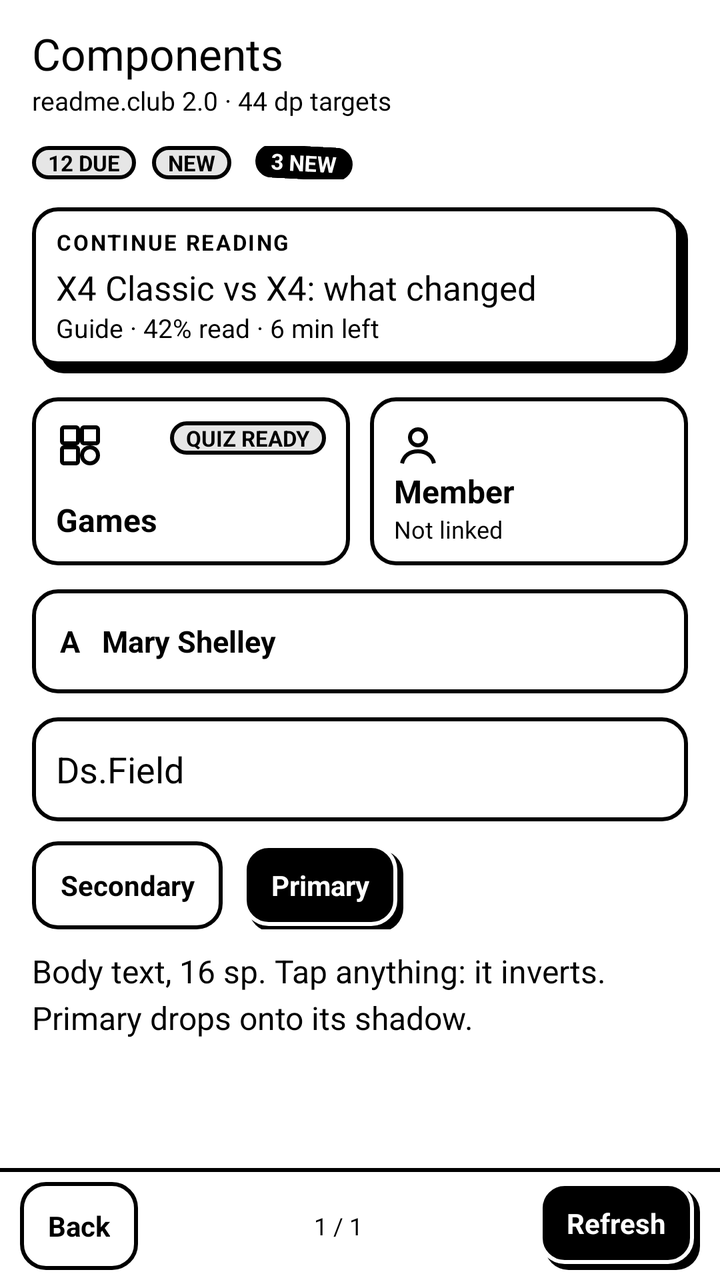
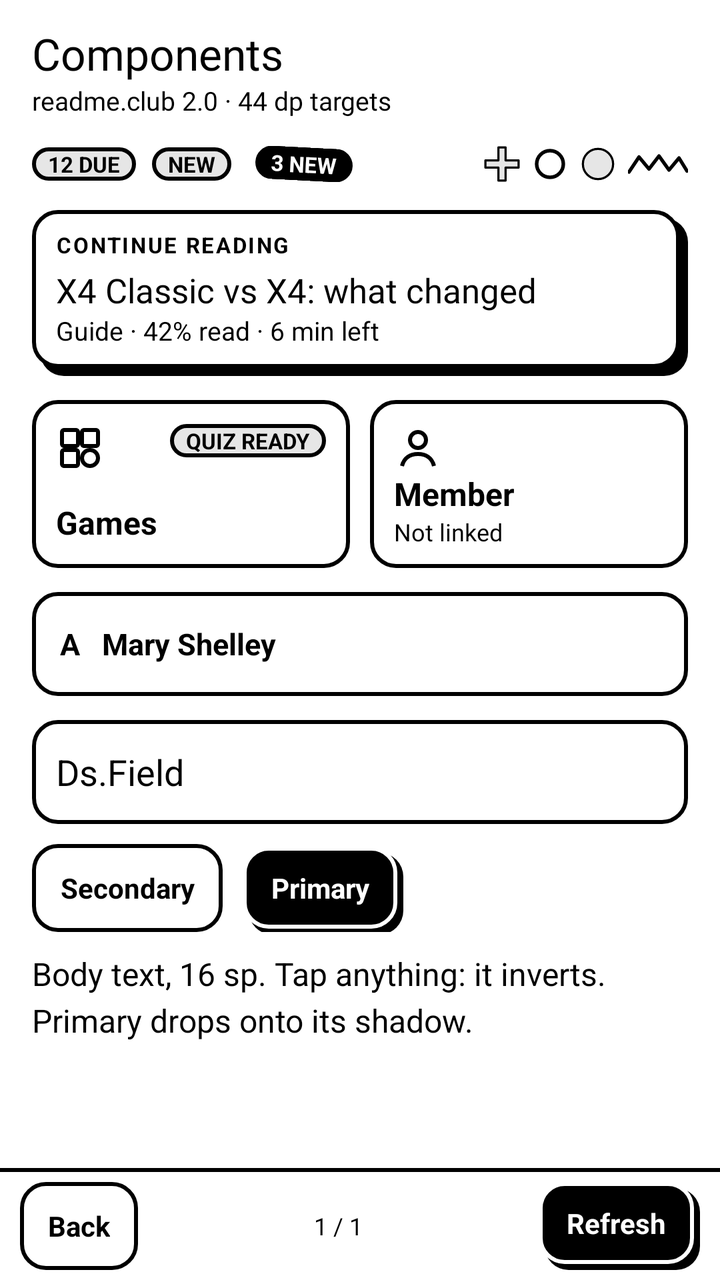

An Android layout rendered at two revisions. The XML below is the earlier revision; the diff shows what the commit changed to produce the second picture.
<!-- AndroidManifest.xml: application theme AppTheme -->
<!-- res/layout/ds_components.xml -->
<?xml version="1.0" encoding="utf-8"?>
<FrameLayout xmlns:android="http://schemas.android.com/apk/res/android"
    android:layout_width="match_parent"
    android:layout_height="match_parent"
    android:background="@color/ds_paper">

    <LinearLayout
        android:layout_width="match_parent"
        android:layout_height="match_parent"
        android:orientation="vertical">

        <LinearLayout
            android:layout_width="match_parent"
            android:layout_height="0dp"
            android:layout_weight="1"
            android:orientation="vertical"
            android:paddingLeft="@dimen/ds_gutter"
            android:paddingTop="12dp"
            android:paddingRight="@dimen/ds_gutter">

            <TextView style="@style/Ds.Title" android:text="Components" />

            <TextView style="@style/Ds.Mono" android:text="readme.club 2.0 · 44 dp targets" />

            <LinearLayout
                android:layout_width="match_parent"
                android:layout_height="wrap_content"
                android:layout_marginTop="14dp"
                android:gravity="center_vertical"
                android:orientation="horizontal">

                <TextView style="@style/Ds.Pill" android:text="12 due" />

                <TextView style="@style/Ds.Pill" android:layout_marginLeft="8dp" android:text="New" />

                <TextView style="@style/Ds.Sticker" android:layout_marginLeft="12dp" android:text="3 new" />
            </LinearLayout>

            <LinearLayout
                style="@style/Ds.Card"
                android:layout_width="match_parent"
                android:layout_height="wrap_content"
                android:layout_marginTop="14dp"
                android:clickable="true"
                android:focusable="true"
                android:orientation="vertical">

                <TextView style="@style/Ds.Label" android:text="Continue reading" />

                <TextView style="@style/Ds.Title" android:layout_marginTop="4dp" android:textSize="17sp"
                    android:text="X4 Classic vs X4: what changed" />

                <TextView style="@style/Ds.Text" android:textSize="13sp" android:text="Guide · 42% read · 6 min left" />
            </LinearLayout>

            <LinearLayout
                android:layout_width="match_parent"
                android:layout_height="wrap_content"
                android:layout_marginTop="12dp"
                android:orientation="horizontal">

                <LinearLayout
                    style="@style/Ds.Tile"
                    android:layout_width="0dp"
                    android:layout_height="84dp"
                    android:layout_weight="1"
                    android:orientation="vertical">

                    <LinearLayout
                        android:layout_width="match_parent"
                        android:layout_height="wrap_content"
                        android:orientation="horizontal">

                        <ImageView android:layout_width="24dp" android:layout_height="24dp" android:duplicateParentState="true"
                            android:importantForAccessibility="no" android:src="@drawable/ds_icon_games" android:tint="@color/ds_on_button" />

                        <View android:layout_width="0dp" android:layout_height="0dp" android:layout_weight="1" />

                        <TextView style="@style/Ds.Pill" android:text="Quiz ready" />
                    </LinearLayout>

                    <View android:layout_width="0dp" android:layout_height="0dp" android:layout_weight="1" />

                    <TextView style="@style/Ds.Text" android:textStyle="bold" android:duplicateParentState="true"
                        android:textColor="@color/ds_on_button" android:text="Games" />
                </LinearLayout>

                <LinearLayout
                    style="@style/Ds.Tile"
                    android:layout_width="0dp"
                    android:layout_height="84dp"
                    android:layout_marginLeft="10dp"
                    android:layout_weight="1"
                    android:orientation="vertical">

                    <ImageView android:layout_width="24dp" android:layout_height="24dp" android:duplicateParentState="true"
                        android:importantForAccessibility="no" android:src="@drawable/ds_icon_member" android:tint="@color/ds_on_button" />

                    <View android:layout_width="0dp" android:layout_height="0dp" android:layout_weight="1" />

                    <TextView style="@style/Ds.Text" android:textStyle="bold" android:duplicateParentState="true"
                        android:textColor="@color/ds_on_button" android:text="Member" />

                    <TextView style="@style/Ds.Mono" android:duplicateParentState="true" android:textSize="12sp"
                        android:textColor="@color/ds_on_button" android:text="Not linked" />
                </LinearLayout>
            </LinearLayout>

            <TextView style="@style/Ds.Choice" android:layout_marginTop="12dp" android:text="A   Mary Shelley" />

            <EditText style="@style/Ds.Field" android:layout_marginTop="12dp" android:hint="Ds.Field" android:inputType="text" />

            <LinearLayout
                android:layout_width="match_parent"
                android:layout_height="wrap_content"
                android:layout_marginTop="10dp"
                android:orientation="horizontal">

                <TextView style="@style/Ds.Button" android:text="Secondary" />

                <TextView style="@style/Ds.Button.Primary" android:layout_marginLeft="10dp" android:text="Primary" />
            </LinearLayout>

            <TextView style="@style/Ds.Text" android:layout_marginTop="10dp"
                android:text="Body text, 16 sp. Tap anything: it inverts. Primary drops onto its shadow." />
        </LinearLayout>

        <LinearLayout style="@style/Ds.Bar">

            <TextView android:id="@+id/back" style="@style/Ds.Button" android:text="@string/back" />

            <TextView style="@style/Ds.BarStatus" android:text="1 / 1" />

            <TextView android:id="@+id/refresh" style="@style/Ds.Button.Primary" android:text="Refresh" />
        </LinearLayout>
    </LinearLayout>

    <View
        android:id="@+id/flash"
        android:layout_width="match_parent"
        android:layout_height="match_parent"
        android:visibility="gone" />
</FrameLayout>
<!-- resources referenced by this layout -->
<resources>
  <color name="ds_paper">#FFFFFF</color>
  <dimen name="ds_gutter">16dp</dimen>
  <string name="back">Back</string>
  <style name="Ds.BarStatus" parent="Ds.Mono">
          <item name="android:layout_width">0dp</item>
          <item name="android:layout_weight">1</item>
          <item name="android:gravity">center</item>
          <item name="android:textSize">12sp</item>
      </style>
  <style name="Ds.Button.Primary">
          
          <item name="android:paddingRight">17dp</item>
          <item name="android:paddingBottom">3dp</item>
          <item name="android:textColor">@color/ds_paper</item>
          <item name="android:background">@drawable/ds_button_primary</item>
      </style>
  <style name="Ds.Choice" parent="Ds.Button">
          <item name="android:layout_width">match_parent</item>
          <item name="android:layout_height">@dimen/ds_choice</item>
          <item name="android:gravity">center_vertical</item>
          <item name="android:textSize">15sp</item>
      </style>
  <style name="Ds.Sticker" parent="Ds.Pill">
          <item name="android:background">@drawable/ds_sticker</item>
          <item name="android:textColor">@color/ds_paper</item>
          <item name="android:rotation">3</item>
      </style>
  <style name="Ds.Tile">
          <item name="android:background">@drawable/ds_button</item>
          <item name="android:padding">12dp</item>
          <item name="android:clickable">true</item>
          <item name="android:focusable">true</item>
      </style>
  <dimen name="ds_bar">56dp</dimen>
  <dimen name="ds_border">2dp</dimen>
  <dimen name="ds_touch">44dp</dimen>
  <dimen name="ds_choice">52dp</dimen>
  <color name="ds_ink">#000000</color>
  <!-- drawable ds_shape_ink (drawable) -->
  <?xml version="1.0" encoding="utf-8"?>
  <shape xmlns:android="http://schemas.android.com/apk/res/android">
      <solid android:color="@color/ds_ink" />
      <corners android:radius="@dimen/ds_radius" />
  </shape>
  <dimen name="ds_radius">12dp</dimen>
  <color name="ds_soft">#E6E6E6</color>
  <!-- unchanged entries left out for length: 18 -->
</resources>

<!-- the commit's change to res/layout/ds_components.xml (unified diff, before → after) -->
@@ -34,6 +34,17 @@
                 <TextView style="@style/Ds.Pill" android:layout_marginLeft="8dp" android:text="New" />
 
                 <TextView style="@style/Ds.Sticker" android:layout_marginLeft="12dp" android:text="3 new" />
+
+                <View android:layout_width="0dp" android:layout_height="0dp" android:layout_weight="1" />
+
+                
+                <ImageView android:layout_width="18dp" android:layout_height="18dp" android:importantForAccessibility="no" android:src="@drawable/ds_deco_plus" />
+
+                <ImageView android:layout_width="18dp" android:layout_height="18dp" android:layout_marginLeft="6dp" android:importantForAccessibility="no" android:src="@drawable/ds_deco_ring" />
+
+                <ImageView android:layout_width="18dp" android:layout_height="18dp" android:layout_marginLeft="6dp" android:importantForAccessibility="no" android:src="@drawable/ds_deco_circle" />
+
+                <ImageView android:layout_width="30dp" android:layout_height="10dp" android:layout_marginLeft="6dp" android:importantForAccessibility="no" android:src="@drawable/ds_deco_zigzag" />
             </LinearLayout>
 
             <LinearLayout
<!-- resource entries referenced after the edit -->
@@ -2,6 +2,45 @@
 <resources>
   <color name="ds_paper">#FFFFFF</color>
   <dimen name="ds_gutter">16dp</dimen>
+  <!-- drawable ds_deco_circle (drawable) -->
+  <?xml version="1.0" encoding="utf-8"?>
+  <vector xmlns:android="http://schemas.android.com/apk/res/android"
+      android:width="24dp"
+      android:height="24dp"
+      android:viewportWidth="100"
+      android:viewportHeight="100">
+      <path android:pathData="M8,50a42,42 0 1,0 84,0a42,42 0 1,0 -84,0" android:fillColor="@color/ds_soft"
+          android:strokeColor="@color/ds_ink" android:strokeWidth="6" />
+  </vector>
+  <!-- drawable ds_deco_plus (drawable) -->
+  <?xml version="1.0" encoding="utf-8"?>
+  <vector xmlns:android="http://schemas.android.com/apk/res/android"
+      android:width="24dp"
+      android:height="24dp"
+      android:viewportWidth="100"
+      android:viewportHeight="100">
+      <path android:pathData="M40,4H60V40H96V60H60V96H40V60H4V40H40Z" android:fillColor="@color/ds_soft"
+          android:strokeColor="@color/ds_ink" android:strokeWidth="6" android:strokeLineJoin="round" />
+  </vector>
+  <!-- drawable ds_deco_ring (drawable) -->
+  <?xml version="1.0" encoding="utf-8"?>
+  <vector xmlns:android="http://schemas.android.com/apk/res/android"
+      android:width="24dp"
+      android:height="24dp"
+      android:viewportWidth="100"
+      android:viewportHeight="100">
+      <path android:pathData="M13,50a37,37 0 1,0 74,0a37,37 0 1,0 -74,0" android:strokeColor="@color/ds_ink" android:strokeWidth="10" />
+  </vector>
+  <!-- drawable ds_deco_zigzag (drawable) -->
+  <?xml version="1.0" encoding="utf-8"?>
+  <vector xmlns:android="http://schemas.android.com/apk/res/android"
+      android:width="36dp"
+      android:height="12dp"
+      android:viewportWidth="120"
+      android:viewportHeight="40">
+      <path android:pathData="M2,36L22,6L42,30L62,4L82,32L102,8L118,34" android:strokeColor="@color/ds_ink"
+          android:strokeWidth="7" android:strokeLineCap="round" android:strokeLineJoin="round" />
+  </vector>
   <string name="back">Back</string>
   <style name="Ds.BarStatus" parent="Ds.Mono">
           <item name="android:layout_width">0dp</item>
